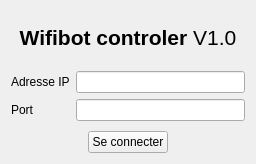
First picture: the form in connection.ui, repository Tornadeur/Wifibot-Controler, before the edit.
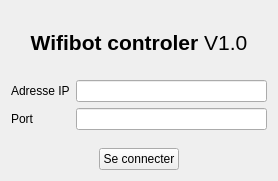
Second picture: the form after the edit. Icons and pictures are not drawn.

```diff
--- a/connection.ui
+++ b/connection.ui
@@ -6,8 +6,8 @@
    <rect>
     <x>0</x>
     <y>0</y>
-    <width>256</width>
-    <height>164</height>
+    <width>278</width>
+    <height>181</height>
    </rect>
   </property>
   <property name="windowTitle">
```
Left out of the diff: 10 changed lines with no effect on the pictures.
